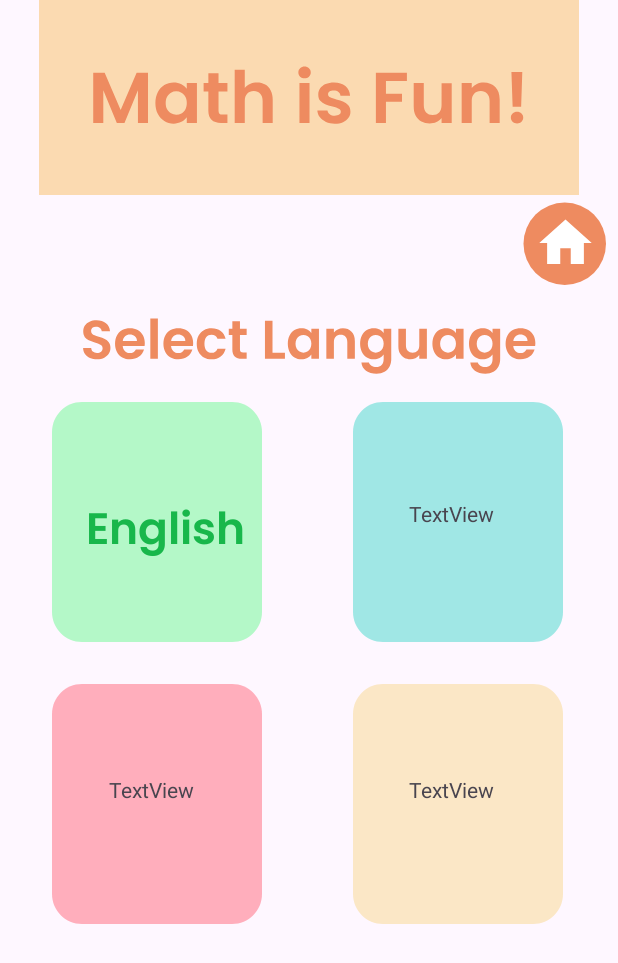
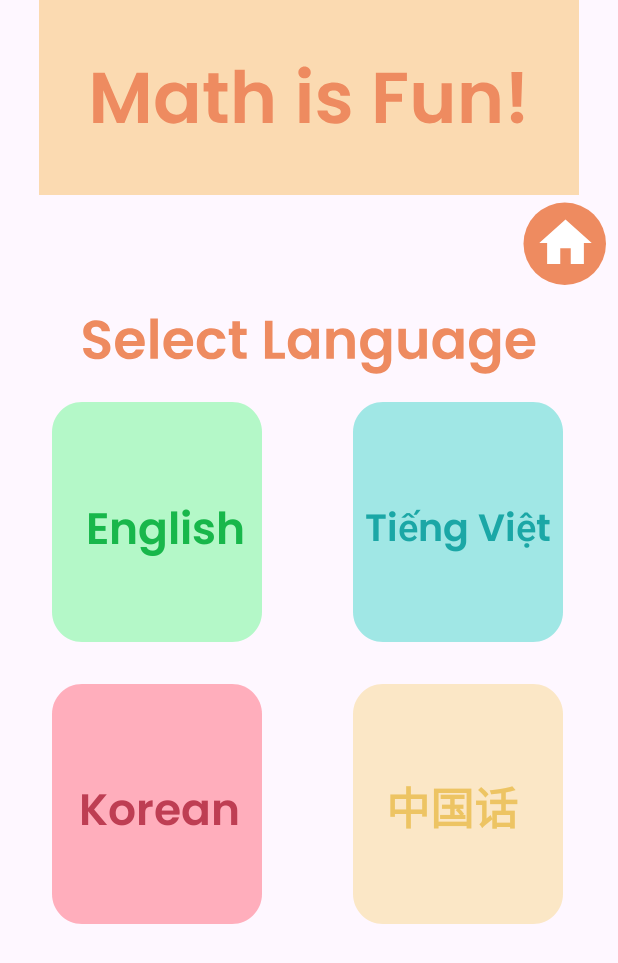
Before and after one commit to KhanhLinh2803/64131172_AndroidProgramming, an Android app: the MathSetting screen opened directly, with no data from a screen before it, on a phone screen of 412 x 824 dp. Shown: the top 963 px of the screen. Run offline under Robolectric (Android 15) with nearby library versions, the phone set to English and light mode, and no system bars.

Commit message:
xong page MathSetting

```diff
--- a/LT_Figma/app/src/main/res/layout/activity_math_setting.xml
+++ b/LT_Figma/app/src/main/res/layout/activity_math_setting.xml
@@ -101,33 +101,45 @@
         android:id="@+id/textView23"
         android:layout_width="wrap_content"
         android:layout_height="wrap_content"
-        android:layout_marginBottom="84dp"
-        android:text="TextView"
+        android:layout_marginBottom="60dp"
+        android:fontFamily="@font/poppins_semibold"
+        android:text="Tiếng Việt"
+        android:textAlignment="center"
+        android:textColor="@color/xanhbien"
+        android:textSize="25.5dp"
         app:layout_constraintBottom_toBottomOf="@+id/textView14"
         app:layout_constraintEnd_toEndOf="parent"
-        app:layout_constraintHorizontal_bias="0.768"
+        app:layout_constraintHorizontal_bias="0.846"
         app:layout_constraintStart_toStartOf="parent" />
 
     <TextView
         android:id="@+id/textView24"
         android:layout_width="wrap_content"
         android:layout_height="wrap_content"
-        android:layout_marginBottom="88dp"
-        android:text="TextView"
+        android:layout_marginBottom="56dp"
+        android:fontFamily="@font/poppins_semibold"
+        android:text="Korean"
+        android:textAlignment="center"
+        android:textColor="@color/hongdam"
+        android:textSize="29dp"
         app:layout_constraintBottom_toBottomOf="@+id/textView15"
         app:layout_constraintEnd_toEndOf="parent"
-        app:layout_constraintHorizontal_bias="0.204"
+        app:layout_constraintHorizontal_bias="0.173"
         app:layout_constraintStart_toStartOf="parent" />
 
     <TextView
         android:id="@+id/textView25"
         android:layout_width="wrap_content"
         android:layout_height="wrap_content"
-        android:layout_marginBottom="88dp"
-        android:text="TextView"
+        android:layout_marginBottom="56dp"
+        android:fontFamily="@font/poppins_semibold"
+        android:text="中国话"
+        android:textAlignment="center"
+        android:textColor="@color/vangkhe"
+        android:textSize="29dp"
         app:layout_constraintBottom_toBottomOf="@+id/textView16"
         app:layout_constraintEnd_toEndOf="parent"
-        app:layout_constraintHorizontal_bias="0.768"
+        app:layout_constraintHorizontal_bias="0.794"
         app:layout_constraintStart_toStartOf="parent" />
 
 
```
